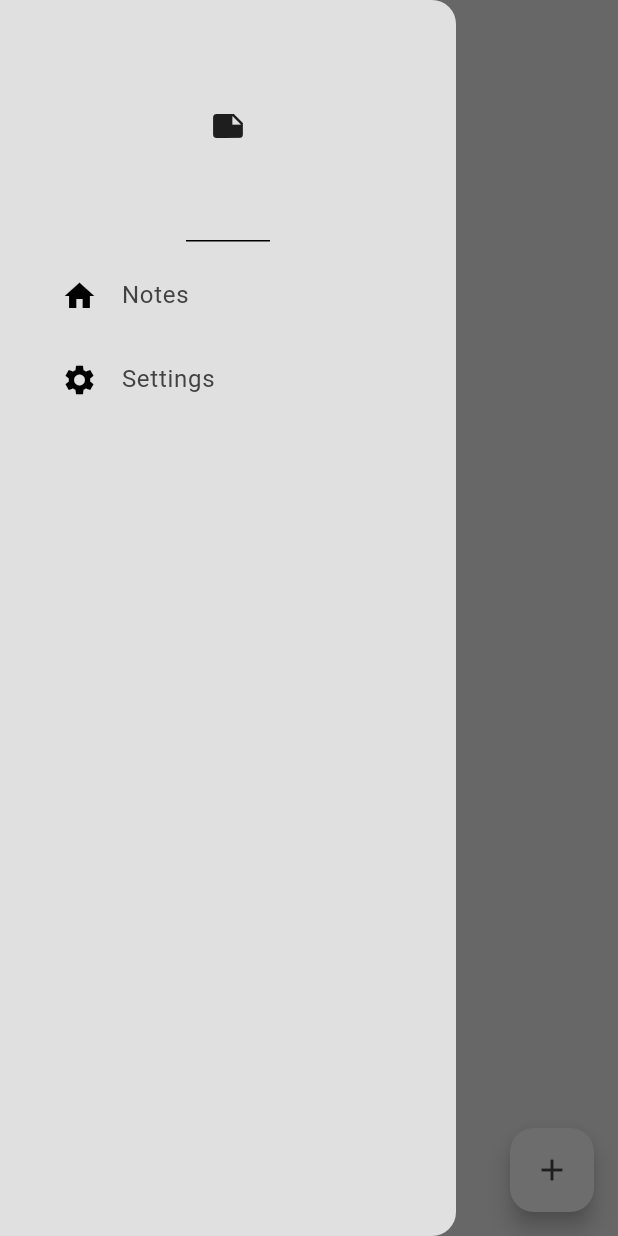
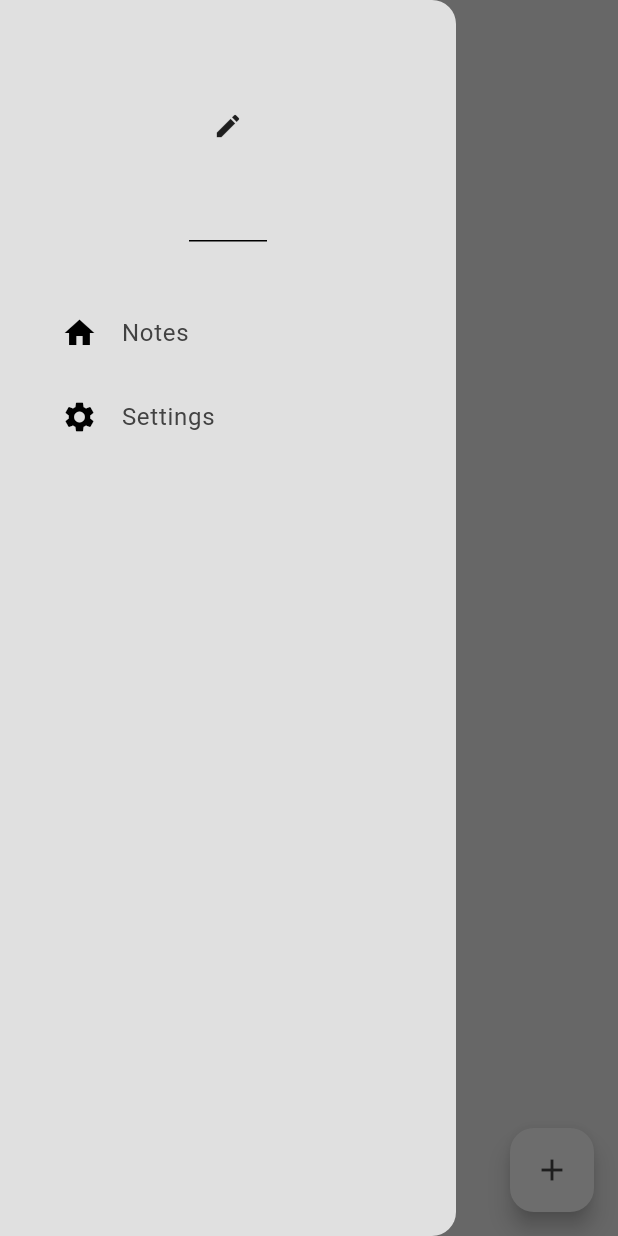
Before and after one commit to SolomonB127/QuickScribe, a Flutter app: the screen it shows after launch, with the side drawer open, on a phone screen of 412 x 824 dp. Run offline on Flutter 3.47's test engine with Material 3 defaults, Android fonts, the light colour scheme and no system bars; our stand-ins replace google_fonts, isar, popover; accounts and stored records are empty; generated files the repository leaves out were written again.

Commit message:
Changed icon in Drawer

```diff
--- a/lib/components/drawer.dart
+++ b/lib/components/drawer.dart
@@ -12,7 +12,15 @@ class MyDrawer extends StatelessWidget {
       child: Column(
         children: <Widget>[
           // header
-          const DrawerHeader(child: Icon(Icons.note)),
+          const DrawerHeader(
+              child: Icon(
+            Icons.edit,
+            size: 20.0,
+          )),
+
+          const SizedBox(
+            height: 25.0,
+          ),
 
           // notes tile
           DrawerTile(
```
